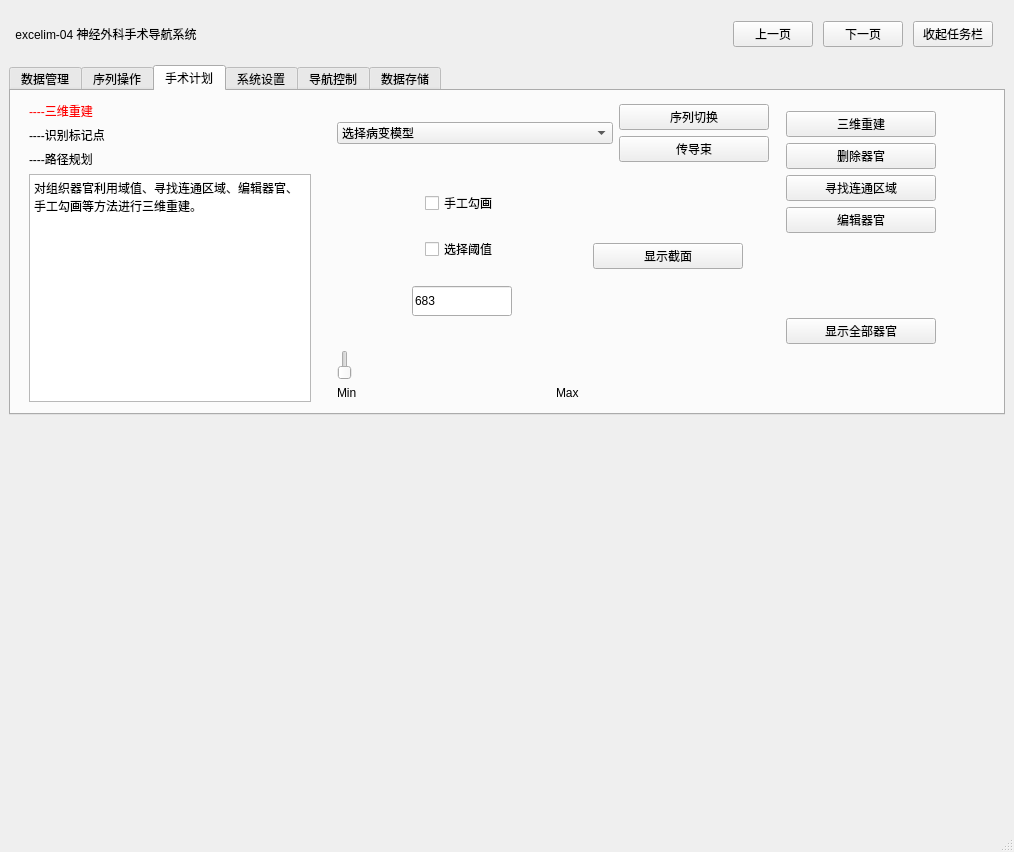
kalipolis/excelim_qt_withui, file mainwindow.ui: the form before one commit.
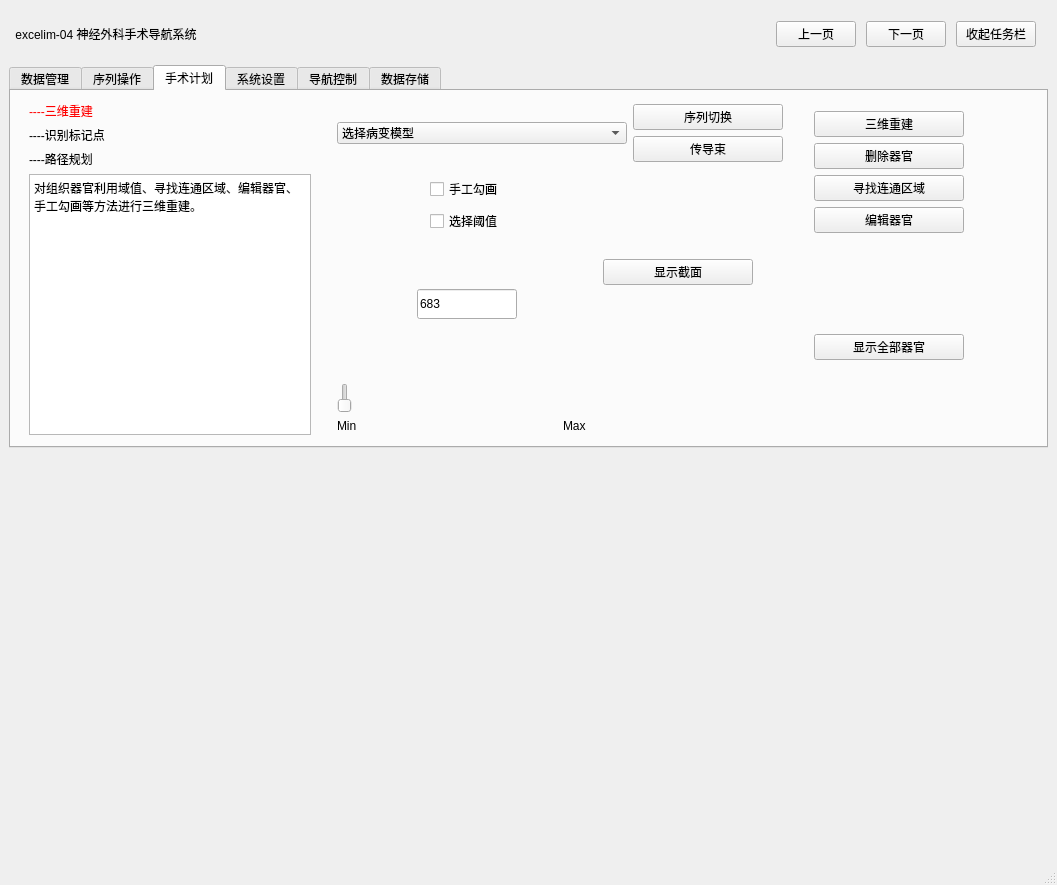
The form after the commit. The open tabs and pages were chosen to show the change. Custom widgets are drawn as their Qt base class.

```diff
--- a/mainwindow.ui
+++ b/mainwindow.ui
@@ -6,8 +6,8 @@
    <rect>
     <x>0</x>
     <y>0</y>
-    <width>869</width>
-    <height>833</height>
+    <width>1057</width>
+    <height>885</height>
    </rect>
   </property>
   <property name="windowTitle">
@@ -2197,7 +2197,13 @@
                             <item>
                              <spacer name="horizontalSpacer_2">
                               <property name="orientation">
-                               <enum>Qt::Vertical</enum>
+                               <enum>Qt::Orientation::Vertical</enum>
+                              </property>
+                              <property name="sizeHint" stdset="0">
+                               <size>
+                                <width>0</width>
+                                <height>0</height>
+                               </size>
                               </property>
                              </spacer>
                             </item>
```
Left out of the diff: 53 changed lines with no effect on the pictures.
